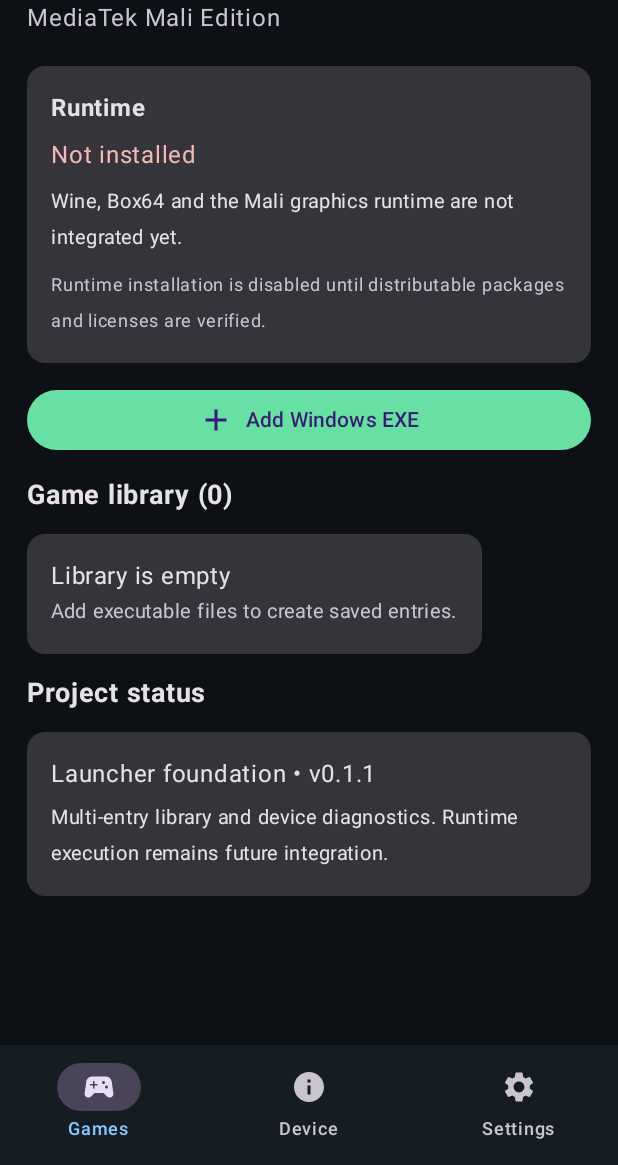
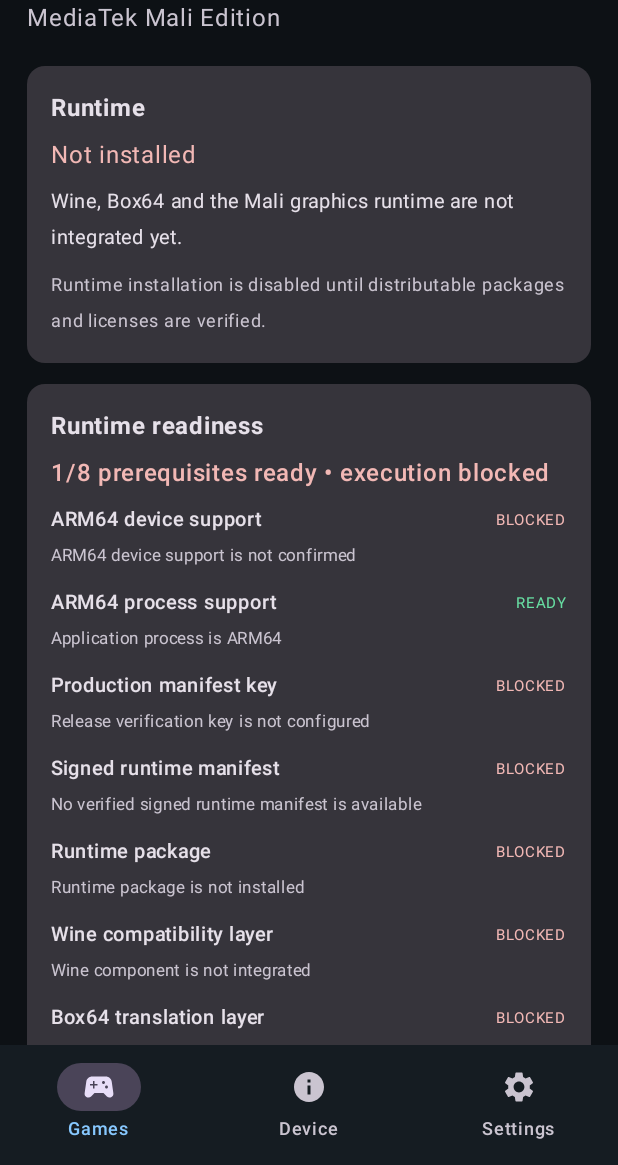
Before and after one commit to suisuisui734-spec/MTK-Winlator, an Android app built with Jetpack Compose: the screen it shows after launch (MainActivity), on a phone screen of 412 x 824 dp, the part 71-1236 px from its top. Run offline under Robolectric (Android 15) with nearby library versions, the phone set to English and light mode, and no system bars.

Commit message:
Show runtime prerequisite status in launcher

```diff
--- a/app/src/main/java/com/mtk/winlator/MainActivity.kt
+++ b/app/src/main/java/com/mtk/winlator/MainActivity.kt
@@ -41,6 +41,8 @@ import com.mtk.winlator.library.GameEntry
 import com.mtk.winlator.library.GameContainerConfigSynchronizer
 import com.mtk.winlator.library.isWindowsExecutableName
 import com.mtk.winlator.runtime.RuntimeContainerRegistryFactory
+import com.mtk.winlator.runtime.RuntimeReadinessEvidence
+import com.mtk.winlator.runtime.RuntimeReadinessEvaluator
 import java.util.concurrent.Executors
 
 
@@ -174,6 +176,50 @@ private fun MTKApp(games: List<GameEntry>, profile: String, onPickExe: () -> Uni
     }
 }
 
+@Composable private fun RuntimeReadinessCard() {
+    val evidence = remember {
+        RuntimeReadinessEvidence(
+            arm64DeviceSupported = Build.SUPPORTED_64_BIT_ABIS.any { it == "arm64-v8a" },
+            arm64ProcessSupported = android.os.Process.is64Bit(),
+            // These remain false until a production key and verified packages are supplied.
+            productionManifestKeyConfigured = false,
+            signedRuntimeManifestAvailable = false,
+            runtimePackageInstalled = false,
+            wineAvailable = false,
+            box64Available = false,
+            graphicsBackendAvailable = false
+        )
+    }
+    val report = remember(evidence) { RuntimeReadinessEvaluator.evaluate(evidence) }
+    Card {
+        Column(Modifier.fillMaxWidth().padding(16.dp), verticalArrangement = Arrangement.spacedBy(7.dp)) {
+            Text("Runtime readiness", fontWeight = FontWeight.Bold)
+            Text(
+                if (report.isReadyForWindowsExecution) "Ready for execution"
+                else "${report.readyCount}/${report.totalCount} prerequisites ready • execution blocked",
+                color = if (report.isReadyForWindowsExecution) MaterialTheme.colorScheme.primary else MaterialTheme.colorScheme.error,
+                fontWeight = FontWeight.SemiBold
+            )
+            report.checks.forEach { check ->
+                Row(Modifier.fillMaxWidth(), horizontalArrangement = Arrangement.SpaceBetween) {
+                    Column(Modifier.weight(1f)) {
+                        Text(check.title, fontSize = 13.sp, fontWeight = FontWeight.Medium)
+                        Text(check.detail, fontSize = 11.sp, color = MaterialTheme.colorScheme.onSurfaceVariant)
+                    }
+                    Text(if (check.ready) "READY" else "BLOCKED",
+                        fontSize = 10.sp,
+                        color = if (check.ready) MaterialTheme.colorScheme.primary else MaterialTheme.colorScheme.error)
+                }
+            }
+            Text(
+                "This is a prerequisite report, not a runtime test. Windows execution stays disabled until all checks are backed by real installed components.",
+                fontSize = 11.sp,
+                color = MaterialTheme.colorScheme.onSurfaceVariant
+            )
+        }
+    }
+}
+
 @Composable private fun Header(subtitle: String) {
     Column(Modifier.padding(bottom = 6.dp)) {
         Text("MTK WINLATOR", fontSize = 25.sp, fontWeight = FontWeight.Black, color = MaterialTheme.colorScheme.primary)
@@ -190,6 +236,7 @@ private fun MTKApp(games: List<GameEntry>, profile: String, onPickExe: () -> Uni
             Text("Wine, Box64 and the Mali graphics runtime are not integrated yet.", fontSize = 13.sp)
             Text("Runtime installation is disabled until distributable packages and licenses are verified.", fontSize = 12.sp, color = MaterialTheme.colorScheme.onSurfaceVariant)
         } }
+        RuntimeReadinessCard()
         Button(onClick = pickExe, modifier = Modifier.fillMaxWidth()) { Icon(Icons.Default.Add, null); Spacer(Modifier.width(8.dp)); Text("Add Windows EXE") }
         Text("Game library (${games.size})", fontWeight = FontWeight.Bold, fontSize = 18.sp)
         if (games.isEmpty()) {
```
